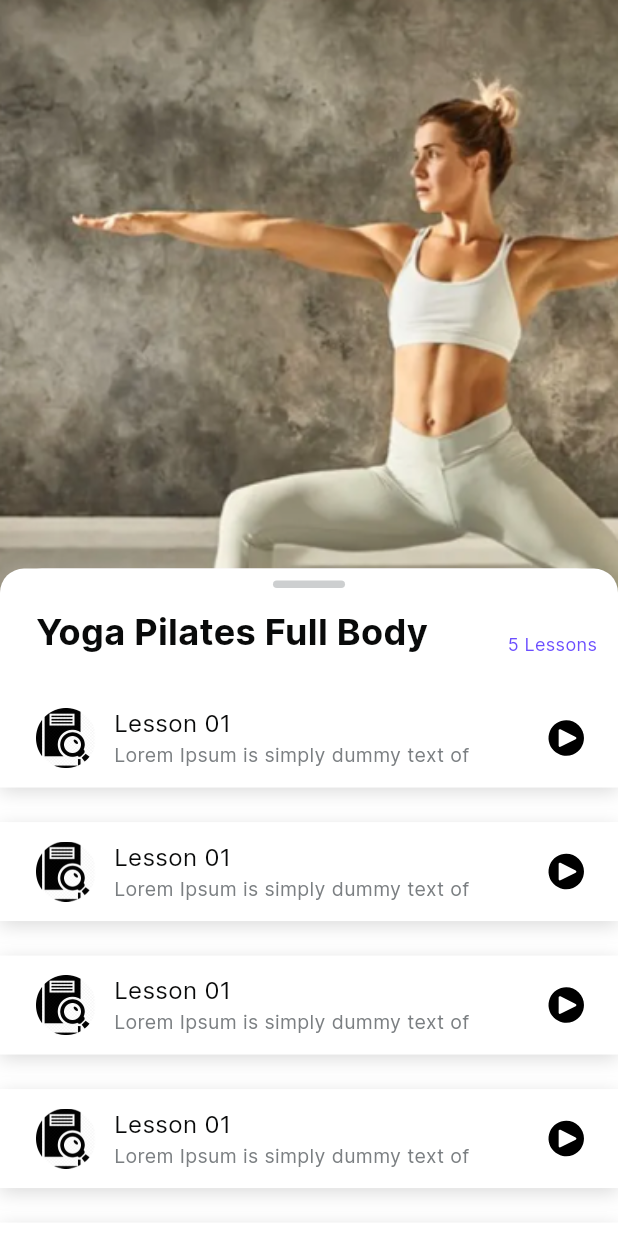
After one commit to AnuradhaDev96/yoga_mobile, a Flutter app: the LessonsListPage screen opened directly, on a phone screen of 412 x 824 dp. The commit adds this screen. Run offline on Flutter 3.47's test engine with Material 2 defaults, Android fonts, the phone set to English and light mode, and no system bars; our stand-ins replace another_flushbar, cached_network_image, equatable, flutter_bloc, flutter_svg, get_it and 2 more; accounts and stored records are empty; network calls fail.

Commit message:
KY-04 Lesson list page implementation

```diff
--- a/lib/presentation/views/home_page/home_page.dart
+++ b/lib/presentation/views/home_page/home_page.dart
@@ -11,6 +11,7 @@ import '../../../utils/constants/assets.dart';
 import '../../blocs/authentication_bloc.dart';
 import '../../states/authentication_state.dart';
 import '../../widgets/circular_loader.dart';
+import '../lessons_list_page/lessons_list_page.dart';
 
 class HomePage extends StatefulWidget {
   const HomePage({super.key});
@@ -187,7 +188,11 @@ class _HomePageState extends State<HomePage> {
                         itemBuilder: (context, index) {
                           var sessionData = topSessions[index];
 
-                          return Container(
+                          return GestureDetector(
+                            onTap: () {
+                              Navigator.push(context, MaterialPageRoute(builder: (context) => LessonsListPage()));
+                            },
+                            child: Container(
                               margin: const EdgeInsets.only(left: 20, right: 20),
                               padding: const EdgeInsets.fromLTRB(15, 15, 15, 25),
                               decoration: BoxDecoration(
@@ -293,6 +298,7 @@ class _HomePageState extends State<HomePage> {
                                   )
                                 ],
                               ),
+                            ),
                           );
                         },
                         separatorBuilder: (context, index) => const SizedBox(height: 16),
--- /dev/null
+++ b/lib/presentation/views/lessons_list_page/lessons_list_page.dart
@@ -0,0 +1,141 @@
+import 'package:flutter/material.dart';
+import 'package:flutter_svg/flutter_svg.dart';
+
+import '../../../utils/constants/app_colors.dart';
+import '../../../utils/constants/assets.dart';
+
+class LessonsListPage extends StatelessWidget {
+  LessonsListPage({super.key});
+
+  // final _bottomScrollController = ScrollController();
+
+  @override
+  Widget build(BuildContext context) {
+    return Scaffold(
+      body: Stack(
+        alignment: Alignment.topCenter,
+        children: [
+          Image.asset('assets/png/temp_image.png', width: MediaQuery.sizeOf(context).width, fit: BoxFit.fitWidth)
+        ],
+      ),
+      bottomSheet: Container(
+        height: MediaQuery.sizeOf(context).height * 0.54,
+        width: MediaQuery.sizeOf(context).width,
+        decoration: const BoxDecoration(
+            color: Colors.white,
+            borderRadius: BorderRadius.only(
+              topRight: Radius.circular(16),
+              topLeft: Radius.circular(16),
+            )),
+        child: CustomScrollView(
+          // controller: _bottomScrollController,
+          physics: const NeverScrollableScrollPhysics(),
+          slivers: [
+            SliverToBoxAdapter(
+              child: Padding(
+                padding: const EdgeInsets.only(top: 8, bottom: 12),
+                child: Center(
+                  child: Container(
+                    width: 48,
+                    height: 5,
+                    decoration: BoxDecoration(color: AppColors.grey4, borderRadius: BorderRadius.circular(100)),
+                  ),
+                ),
+              ),
+            ),
+            const SliverToBoxAdapter(
+              child: Padding(
+                padding: EdgeInsets.only(left: 24, right: 14, bottom: 21),
+                child: Row(
+                  mainAxisAlignment: MainAxisAlignment.spaceBetween,
+                  crossAxisAlignment: CrossAxisAlignment.end,
+                  children: [
+                    Flexible(
+                      child: Text(
+                        'Yoga Pilates Full Body',
+                        style: TextStyle(
+                          color: AppColors.black1,
+                          fontSize: 24,
+                          fontWeight: FontWeight.bold,
+                        ),
+                      ),
+                    ),
+                    Text(
+                      '5 Lessons',
+                      style: TextStyle(
+                        color: AppColors.indigo1,
+                        fontSize: 12,
+                      ),
+                    ),
+                  ],
+                ),
+              ),
+            ),
+            SliverFillRemaining(
+              child: ListView.separated(
+                shrinkWrap: true,
+                padding: const EdgeInsets.only(bottom: 30),
+                itemBuilder: (context, index) {
+                  return Container(
+                    // height: 50,
+                    padding: const EdgeInsets.fromLTRB(24, 12, 21, 12),
+                    decoration: BoxDecoration(
+                      color: Colors.white,
+                      boxShadow: [
+                        BoxShadow(
+                          color: Colors.black.withOpacity(0.15),
+                          offset: const Offset(0, 3),
+                          spreadRadius: 0,
+                          blurRadius: 10,
+                        )
+                      ],
+                    ),
+                    child: Row(
+                      mainAxisAlignment: MainAxisAlignment.spaceBetween,
+                      children: [
+                        Row(
+                          children: [
+                            Image.asset(Assets.lessonAvatar, width: 40, height: 40),
+                            const SizedBox(width: 12),
+                            Column(
+                              mainAxisAlignment: MainAxisAlignment.center,
+                              crossAxisAlignment: CrossAxisAlignment.start,
+                              children: [
+                                const Text(
+                                  'Lesson 01',
+                                  style: TextStyle(
+                                    fontSize: 16,
+                                    color: AppColors.black1,
+                                  ),
+                                ),
+                                SizedBox(
+                                  width: MediaQuery.sizeOf(context).width * 0.6,
+                                  child: const Text(
+                                    'Lorem Ipsum is simply dummy text of',
+                                    overflow: TextOverflow.clip,
+                                    maxLines: 1,
+                                    style: TextStyle(
+                                      fontSize: 13,
+                                      color: Color(0xFF7B7F82),
+                                    ),
+                                  ),
+                                ),
+                              ],
+                            ),
+                          ],
+                        ),
+                        SvgPicture.asset(Assets.lessonCardPlayIcon, width: 27, height: 27),
+                      ],
+                    ),
+                  );
+                },
+                separatorBuilder: (context, index) => const SizedBox(height: 23),
+                itemCount: 20,
+              ),
+            ),
+          ],
+        ),
+      ),
+    );
+  }
+}
--- a/lib/utils/constants/app_colors.dart
+++ b/lib/utils/constants/app_colors.dart
@@ -8,4 +8,5 @@ abstract class AppColors {
   static const grey1 = Color(0xFFDAE2EB);
   static const grey2 = Color(0xFF72777A);
   static const grey3 = Color(0xFFE3E5E5);
+  static const grey4 = Color(0xFFCDCFD0);
 }
--- a/lib/utils/constants/assets.dart
+++ b/lib/utils/constants/assets.dart
@@ -9,8 +9,10 @@ abstract class Assets {
   static const errorFlushbarIcon = 'assets/svg/error_flushbar_icon.svg';
   static const successFlushbarIcon = 'assets/svg/success_flushbar_icon.svg';
   static const logoutIcon = 'assets/svg/logout_icon.svg';
+  static const lessonCardPlayIcon = 'assets/svg/lesson_card_play_icon.svg';
 
   // lottie
   static const loadingDots = 'assets/lottie/loading_dots.json';
   static const userAvatarPng = 'assets/png/user_avatar.png';
+  static const lessonAvatar = 'assets/png/lesson_avatar.png';
 }
```
Also changed, not shown: assets/png/lesson_avatar.png (added), assets/png/temp_image.png (added), assets/svg/lesson_card_play_icon.svg (added). Lines whose indentation alone changed are shown as unchanged.
